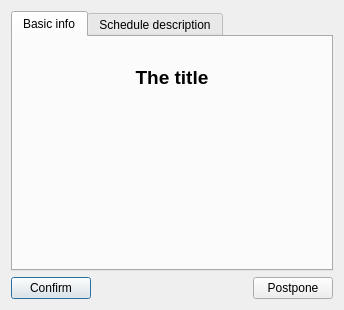
The window that src/timeoutdialog.ui (seberm/salarm) describes before a commit, drawn with Qt 5.
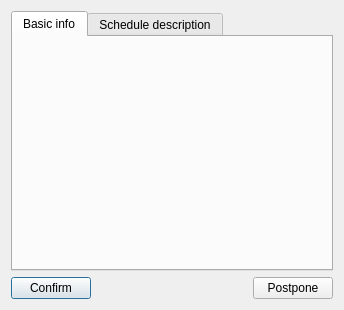
The same window after the commit. The open tabs and pages were chosen to show the change. Icons and pictures are not drawn.

```diff
--- a/src/timeoutdialog.ui
+++ b/src/timeoutdialog.ui
@@ -50,7 +50,7 @@
           </font>
          </property>
          <property name="text">
-          <string>The title</string>
+          <string/>
          </property>
          <property name="textFormat">
           <enum>Qt::AutoText</enum>
```
Left out of the diff: 33 changed lines with no effect on the pictures.
